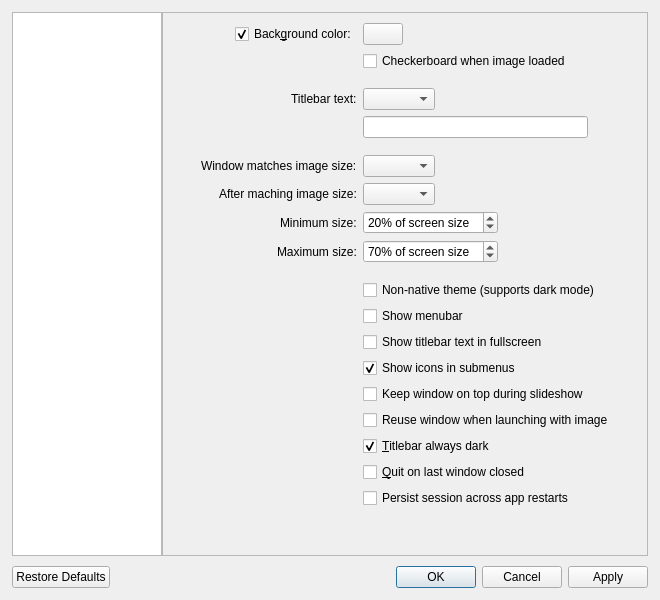
This is src/qvoptionsdialog.ui in mohammad-alisafaee/qView as Qt 5 draws it before an edit. The edited form follows.
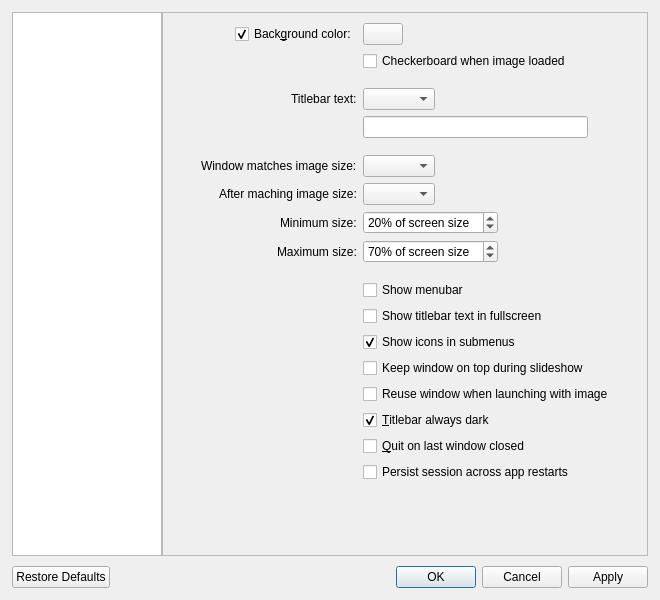
This is the edited form.

Diff of the .ui file:
```diff
--- a/src/qvoptionsdialog.ui
+++ b/src/qvoptionsdialog.ui
@@ -298,20 +298,13 @@
            </spacer>
           </item>
           <item row="11" column="1">
-           <widget class="QCheckBox" name="nonNativeThemeCheckbox">
-            <property name="text">
-             <string>Non-native theme (supports dark mode)</string>
-            </property>
-           </widget>
-          </item>
-          <item row="12" column="1">
            <widget class="QCheckBox" name="menubarCheckbox">
             <property name="text">
              <string>Show menubar</string>
             </property>
            </widget>
           </item>
-          <item row="13" column="1">
+          <item row="12" column="1">
            <widget class="QCheckBox" name="detailsInFullscreen">
             <property name="toolTip">
              <string>Choose whether or not to display the titlebar text while in fullscreen</string>
@@ -321,7 +314,7 @@
             </property>
            </widget>
           </item>
-          <item row="14" column="1">
+          <item row="13" column="1">
            <widget class="QCheckBox" name="submenuIconsCheckbox">
             <property name="toolTip">
              <string>Show icons in &quot;Open Recent&quot; and &quot;Open With&quot; submenus</string>
@@ -334,21 +327,21 @@
             </property>
            </widget>
           </item>
-          <item row="15" column="1">
+          <item row="14" column="1">
            <widget class="QCheckBox" name="slideshowKeepsWindowOnTopCheckbox">
             <property name="text">
              <string>Keep window on top during slideshow</string>
             </property>
            </widget>
           </item>
-          <item row="16" column="1">
+          <item row="15" column="1">
            <widget class="QCheckBox" name="reuseWindowCheckbox">
             <property name="text">
              <string>Reuse window when launching with image</string>
             </property>
            </widget>
           </item>
-          <item row="17" column="1">
+          <item row="16" column="1">
            <widget class="QCheckBox" name="darkTitlebarCheckbox">
             <property name="toolTip">
              <string>Choose whether or not the titlebar should always be dark regardless of your chosen macOS appearance</string>
@@ -361,14 +354,14 @@
             </property>
            </widget>
           </item>
-          <item row="18" column="1">
+          <item row="17" column="1">
            <widget class="QCheckBox" name="quitOnLastWindowCheckbox">
             <property name="text">
              <string>&amp;Quit on last window closed</string>
             </property>
            </widget>
           </item>
-          <item row="19" column="1">
+          <item row="18" column="1">
            <widget class="QCheckBox" name="persistSessionCheckbox">
             <property name="text">
              <string>Persist session across app restarts</string>
```
